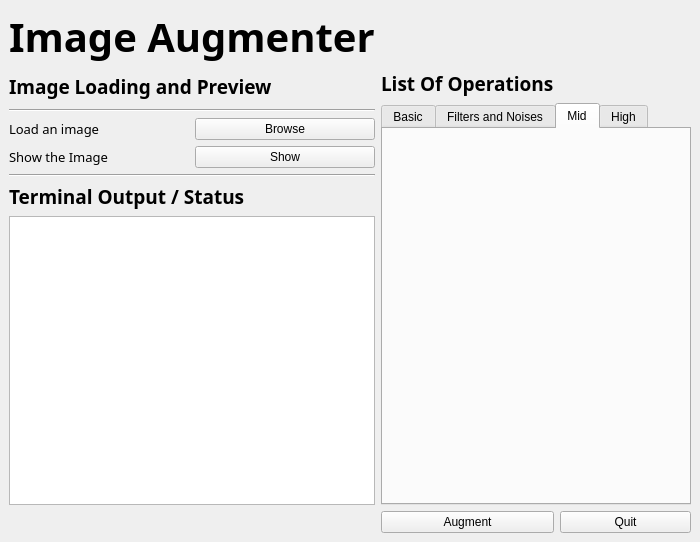
Qt form gui.ui (pranav6670/Image-Augmenter) before a commit.
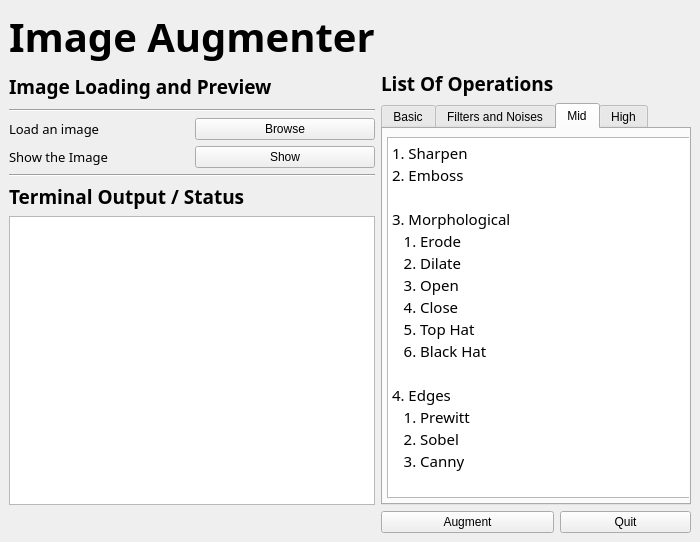
The same form after that commit. The open tabs and pages were chosen to show the change.

```diff
--- a/gui.ui
+++ b/gui.ui
@@ -163,6 +163,45 @@
        <attribute name="title">
         <string>Mid</string>
        </attribute>
+       <widget class="QTextBrowser" name="textBrowser_5">
+        <property name="geometry">
+         <rect>
+          <x>4</x>
+          <y>8</y>
+          <width>326</width>
+          <height>361</height>
+         </rect>
+        </property>
+        <property name="font">
+         <font>
+          <family>Trebuchet MS</family>
+         </font>
+        </property>
+        <property name="html">
+         <string>&lt;!DOCTYPE HTML PUBLIC &quot;-//W3C//DTD HTML 4.0//EN&quot; &quot;http://www.w3.org/TR/REC-html40/strict.dtd&quot;&gt;
+&lt;html&gt;&lt;head&gt;&lt;meta name=&quot;qrichtext&quot; content=&quot;1&quot; /&gt;&lt;style type=&quot;text/css&quot;&gt;
+p, li { white-space: pre-wrap; }
+&lt;/style&gt;&lt;/head&gt;&lt;body style=&quot; font-family:'Trebuchet MS'; font-size:11pt; font-weight:400; font-style:normal;&quot;&gt;
+&lt;p style=&quot; margin-top:0px; margin-bottom:0px; margin-left:0px; margin-right:0px; -qt-block-indent:0; text-indent:0px;&quot;&gt;1. Sharpen &lt;/p&gt;
+&lt;p style=&quot; margin-top:0px; margin-bottom:0px; margin-left:0px; margin-right:0px; -qt-block-indent:0; text-indent:0px;&quot;&gt;2. Emboss&lt;/p&gt;
+&lt;p style=&quot;-qt-paragraph-type:empty; margin-top:0px; margin-bottom:0px; margin-left:0px; margin-right:0px; -qt-block-indent:0; text-indent:0px;&quot;&gt;&lt;br /&gt;&lt;/p&gt;
+&lt;p style=&quot; margin-top:0px; margin-bottom:0px; margin-left:0px; margin-right:0px; -qt-block-indent:0; text-indent:0px;&quot;&gt;3. Morphological &lt;/p&gt;
+&lt;p style=&quot; margin-top:0px; margin-bottom:0px; margin-left:0px; margin-right:0px; -qt-block-indent:0; text-indent:0px;&quot;&gt;   1. Erode &lt;/p&gt;
+&lt;p style=&quot; margin-top:0px; margin-bottom:0px; margin-left:0px; margin-right:0px; -qt-block-indent:0; text-indent:0px;&quot;&gt;   2. Dilate&lt;/p&gt;
+&lt;p style=&quot; margin-top:0px; margin-bottom:0px; margin-left:0px; margin-right:0px; -qt-block-indent:0; text-indent:0px;&quot;&gt;   3. Open&lt;/p&gt;
+&lt;p style=&quot; margin-top:0px; margin-bottom:0px; margin-left:0px; margin-right:0px; -qt-block-indent:0; text-indent:0px;&quot;&gt;   4. Close&lt;/p&gt;
+&lt;p style=&quot; margin-top:0px; margin-bottom:0px; margin-left:0px; margin-right:0px; -qt-block-indent:0; text-indent:0px;&quot;&gt;   5. Top Hat&lt;/p&gt;
+&lt;p style=&quot; margin-top:0px; margin-bottom:0px; margin-left:0px; margin-right:0px; -qt-block-indent:0; text-indent:0px;&quot;&gt;   6. Black Hat&lt;/p&gt;
+&lt;p style=&quot;-qt-paragraph-type:empty; margin-top:0px; margin-bottom:0px; margin-left:0px; margin-right:0px; -qt-block-indent:0; text-indent:0px;&quot;&gt;&lt;br /&gt;&lt;/p&gt;
+&lt;p style=&quot; margin-top:0px; margin-bottom:0px; margin-left:0px; margin-right:0px; -qt-block-indent:0; text-indent:0px;&quot;&gt;4. Edges&lt;/p&gt;
+&lt;p style=&quot; margin-top:0px; margin-bottom:0px; margin-left:0px; margin-right:0px; -qt-block-indent:0; text-indent:0px;&quot;&gt;   1. Prewitt&lt;/p&gt;
+&lt;p style=&quot; margin-top:0px; margin-bottom:0px; margin-left:0px; margin-right:0px; -qt-block-indent:0; text-indent:0px;&quot;&gt;   2. Sobel&lt;/p&gt;
+&lt;p style=&quot; margin-top:0px; margin-bottom:0px; margin-left:0px; margin-right:0px; -qt-block-indent:0; text-indent:0px;&quot;&gt;   3. Canny&lt;/p&gt;
+&lt;p style=&quot;-qt-paragraph-type:empty; margin-top:0px; margin-bottom:0px; margin-left:0px; margin-right:0px; -qt-block-indent:0; text-indent:0px;&quot;&gt;&lt;br /&gt;&lt;/p&gt;
+&lt;p style=&quot; margin-top:0px; margin-bottom:0px; margin-left:0px; margin-right:0px; -qt-block-indent:0; text-indent:0px;&quot;&gt;5. Grayscaling&lt;/p&gt;
+&lt;p style=&quot; margin-top:0px; margin-bottom:0px; margin-left:0px; margin-right:0px; -qt-block-indent:0; text-indent:0px;&quot;&gt;6. Superpixel&lt;/p&gt;&lt;/body&gt;&lt;/html&gt;</string>
+        </property>
+       </widget>
       </widget>
       <widget class="QWidget" name="tab_4">
        <attribute name="title">
```
Left out of the diff: 173 changed lines with no effect on the pictures.
